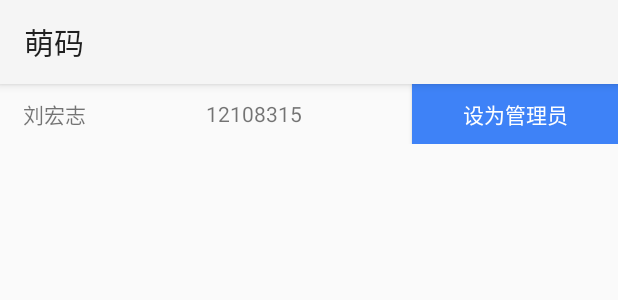
After one commit to flyer88/VoiceSign, an Android app: the layout item_user.xml on its own in the app's theme, with its tools: preview values and no code run, on a phone screen of 412 x 824 dp. The commit adds this screen. Shown: the top 300 px of the screen. Run offline under Robolectric (Android 15) with nearby library versions, the phone set to English and light mode, and no system bars.

Commit message:
增加成员管理功能

```diff
--- /dev/null
+++ b/app/src/main/res/drawable/manager_bt_blue.xml
@@ -0,0 +1,21 @@
+<?xml version="1.0" encoding="utf-8"?>
+<selector xmlns:android="http://schemas.android.com/apk/res/android">
+    <item
+        android:state_focused="true"
+        android:state_pressed="false"
+        android:drawable="@color/blue_light"
+        />
+    <item
+        android:state_focused="true"
+        android:state_pressed="true"
+        android:drawable = "@color/blue_light"
+        />
+    <item
+        android:state_focused="false"
+        android:state_pressed="true"
+        android:drawable="@color/blue_light"
+        />
+    <item
+        android:drawable="@color/title_blue_bg"
+        />
+</selector>
--- /dev/null
+++ b/app/src/main/res/layout/item_user.xml
@@ -0,0 +1,33 @@
+<?xml version="1.0" encoding="utf-8"?>
+<LinearLayout xmlns:android="http://schemas.android.com/apk/res/android"
+    android:layout_width="match_parent"
+    android:layout_height="40dp"
+    android:orientation="horizontal"
+    >
+    <TextView
+        android:id="@+id/manager_item_name"
+        android:layout_width="match_parent"
+        android:layout_height="match_parent"
+        android:gravity="center_vertical"
+        android:paddingLeft="15dp"
+        android:text="刘宏志"
+        android:layout_weight="1"
+        />
+    <TextView
+        android:id="@+id/manager_item_sno"
+        android:layout_width="match_parent"
+        android:layout_height="match_parent"
+        android:gravity="center_vertical"
+        android:text="12108315"
+        android:layout_weight="1"
+        />
+    <Button
+        android:id="@+id/manager_item_action"
+        android:layout_width="match_parent"
+        android:layout_height="fill_parent"
+        android:layout_weight="1"
+        android:text="设为管理员"
+        android:textColor="#fff"
+        android:background="@drawable/manager_bt_blue"
+        />
+</LinearLayout>
--- /dev/null
+++ b/app/src/main/res/menu/menu_user_manager.xml
@@ -0,0 +1,6 @@
+<menu xmlns:android="http://schemas.android.com/apk/res/android"
+    xmlns:tools="http://schemas.android.com/tools"
+    tools:context="me.shyboy.mengma.UserManagerActivity">
+    <item android:id="@+id/action_settings" android:title="@string/action_settings"
+        android:orderInCategory="100" android:showAsAction="never" />
+</menu>
--- a/app/src/main/res/values/color.xml
+++ b/app/src/main/res/values/color.xml
@@ -5,4 +5,7 @@
     <color name="title_blue_bg">#3e82f7</color>
     <color name="item_detail_normal">#eee</color>
     <color name="item_detail_pressed">#ddd</color>
+    <color name="blue_light">#5a95f8</color>
+    <color name="red">#dd4330</color>
+    <color name="red_light">#ea6953</color>
 </resources>
--- a/app/src/main/res/values/strings.xml
+++ b/app/src/main/res/values/strings.xml
@@ -34,5 +34,6 @@
     <string name="title_activity_sign_detail">SignDetail</string>
     <string name="link_register">用户注册</string>
     <string name="title_activity_nfc">NfcActivity</string>
+    <string name="title_activity_user_manager">UserManagerActivity</string>
 
 </resources>
```
Also changed, not shown: app/src/main/AndroidManifest.xml (+12 -4 lines), app/src/main/java/me/shyboy/mengma/Common/SignConfig.java (+6 -2 lines), app/src/main/java/me/shyboy/mengma/Common/User.java (+7 -0 lines), app/src/main/java/me/shyboy/mengma/MainActivity.java (+11 -0 lines), app/src/main/java/me/shyboy/mengma/UserManagerActivity.java (added, +210 -0 lines), app/src/main/java/me/shyboy/mengma/database/MemberHelper.java (added, +62 -0 lines), app/src/main/java/me/shyboy/mengma/database/SignDatabaseHelper.java (+7 -0 lines), app/src/main/java/me/shyboy/mengma/methods/OkHttpUtil.java (+77 -0 lines), app/src/main/res/drawable/manager_bt_red.xml (added, +21 -0 lines), app/src/main/res/layout/activity_user_manager.xml (added, +42 -0 lines), 4 other files.
